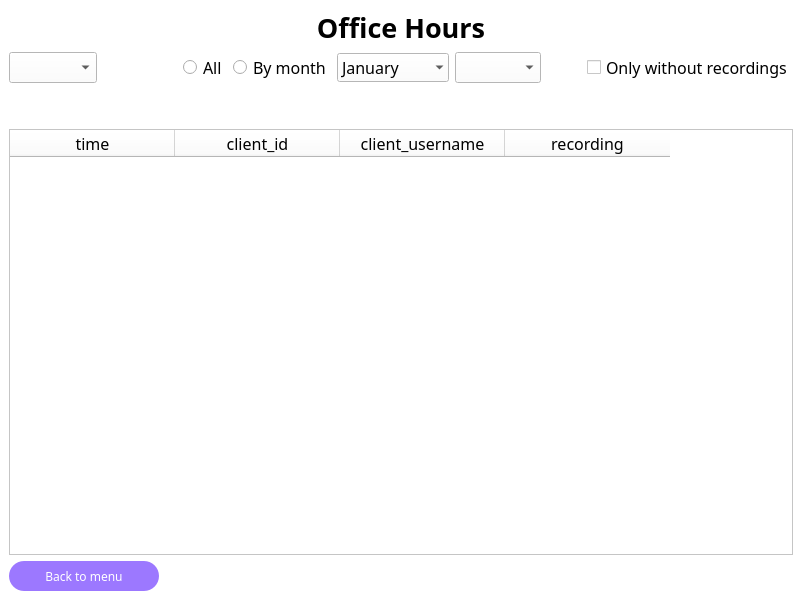
AlliumPro/statistics-innoprog, file Designs/OfficeHours.ui: the form before one commit.
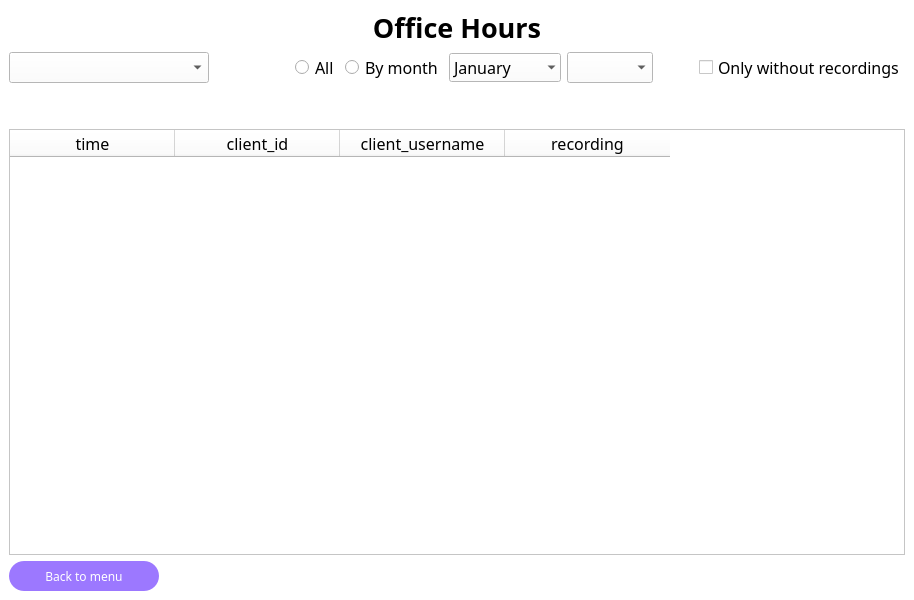
The form after the commit. Icons and pictures are not drawn.

The edit to the form file:
```diff
--- a/Designs/OfficeHours.ui
+++ b/Designs/OfficeHours.ui
@@ -6,7 +6,7 @@
    <rect>
     <x>0</x>
     <y>0</y>
-    <width>802</width>
+    <width>914</width>
     <height>600</height>
    </rect>
   </property>
```
Left out of the diff: 4 changed lines with no effect on the pictures.
